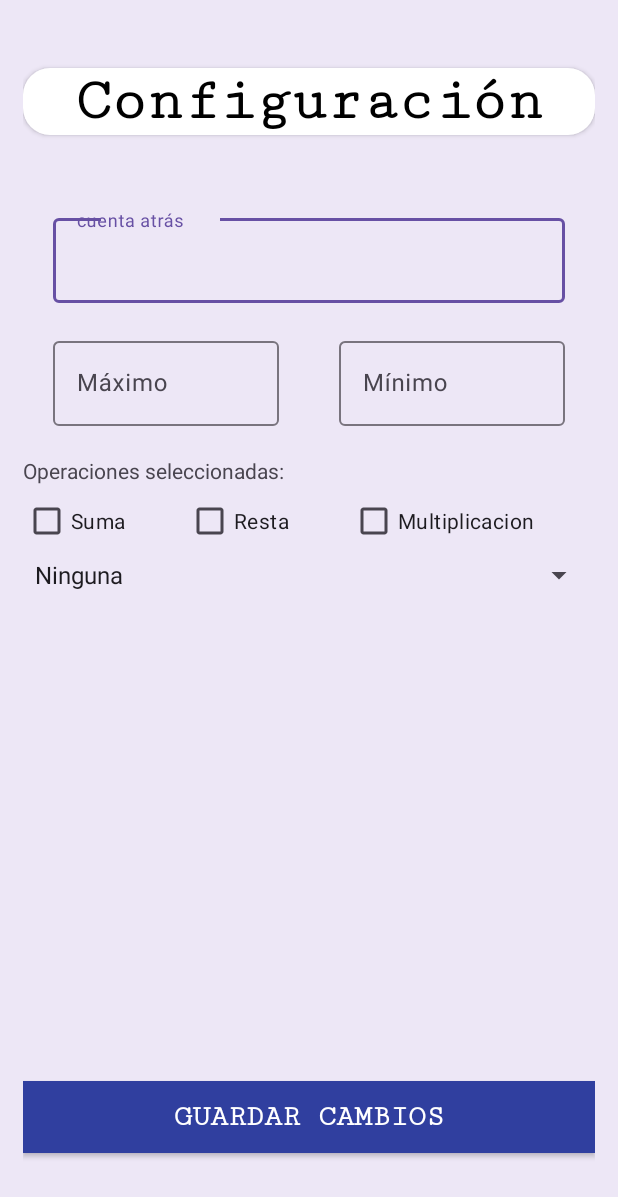
After one commit to Requena05/Practica-PM-FranciscoRequena-Sanchez, an Android app: the AjustesCalculatronActivity2 screen opened directly, with no data from a screen before it, on a phone screen of 412 x 824 dp. The commit adds this screen. Shown: the top 1197 px of the screen. Run offline under Robolectric (Android 15) with nearby library versions, the phone set to English and light mode, and no system bars.

Commit message:
feat: Implement Calculatron basic structure and enhance Memorytron UI
This commit introduces the basic structure for the Calculatron game and improves the UI of Memorytron:

- **Calculatron:** Adds activities for Calculatron's main screen, game play, settings, and game history.
- **Calculatron:** Implements basic navigation between these activities.
- **Calculatron:** Adds SharedPreferences to store game settings.
- **Memorytron:** Improves the UI by changing the
 background color, adding rounded borders to elements, and updating the app icon.
- **Memorytron:** Makes the Memorytron game screen more visually appealing with improved card design.
- **Memorytron:** Adds visual feedback for losing lives during the game.
- **Memorytron:** Disables card clicks when the game is over and provides a restart button.
- **General:** Updates dependencies, including adding the ViewModel library.
- **General:** Removes unnecessary elements from the game selector activity.
- **General:** Improves overall UI elements in both games, making them more polished.

```diff
--- a/app/build.gradle.kts
+++ b/app/build.gradle.kts
@@ -42,6 +42,7 @@ dependencies {
     implementation(libs.material)
     implementation(libs.androidx.activity)
     implementation(libs.androidx.constraintlayout)
+    implementation(libs.viewmodel)
     testImplementation(libs.junit)
     androidTestImplementation(libs.androidx.junit)
     androidTestImplementation(libs.androidx.espresso.core)
--- /dev/null
+++ b/app/src/main/java/com/example/practica_pm_franciscorequena_sanchez/AjustesCalculatronActivity2.kt
@@ -0,0 +1,57 @@
+package com.example.practica_pm_franciscorequena_sanchez
+
+import android.content.SharedPreferences
+import android.os.Bundle
+import android.widget.ArrayAdapter
+import android.widget.CheckBox
+import android.widget.Spinner
+import androidx.activity.enableEdgeToEdge
+import androidx.appcompat.app.AppCompatActivity
+import androidx.appcompat.widget.AppCompatButton
+import androidx.core.view.ViewCompat
+import androidx.core.view.WindowInsetsCompat
+import com.google.android.material.textfield.TextInputEditText
+
+class AjustesCalculatronActivity2 : AppCompatActivity() {
+    private lateinit var animaciones: Spinner
+    private lateinit var suma: CheckBox
+    private lateinit var resta: CheckBox
+    private lateinit var multiplicacion: CheckBox
+    private lateinit var maximo: TextInputEditText
+    private lateinit var minimo: TextInputEditText
+    private lateinit var cuentaatras: TextInputEditText
+    private lateinit var guardar: AppCompatButton
+
+    override fun onCreate(savedInstanceState: Bundle?) {
+        super.onCreate(savedInstanceState)
+
+        setContentView(R.layout.activity_ajustes_calculatron2)
+        animaciones = findViewById(R.id.animaciones)
+        suma = findViewById(R.id.suma)
+        resta = findViewById(R.id.Resta)
+        multiplicacion = findViewById(R.id.Multiplicacion)
+        maximo = findViewById(R.id.maximo)
+        minimo = findViewById(R.id.minimo)
+        cuentaatras = findViewById(R.id.cuentaatras)
+        guardar = findViewById(R.id.guardar)
+
+        val animacion= arrayOf("Ninguna","Animacion1","Animacion2","Animacion3")
+        animaciones.adapter=ArrayAdapter(this,android.R.layout.simple_spinner_item,animacion)
+        guardar.setOnClickListener {
+            val sharedPreferences = getSharedPreferences("Ajustes", MODE_PRIVATE)
+            val editor = sharedPreferences.edit()
+            editor.putString("animacion", animaciones.selectedItem.toString())
+            editor.putBoolean("suma", suma.isChecked)
+            editor.putBoolean("resta", resta.isChecked)
+            editor.putBoolean("multiplicacion", multiplicacion.isChecked)
+            editor.putString("maximo", maximo.text.toString())
+            editor.putString("minimo", minimo.text.toString())
+            editor.putString("cuentaatras", cuentaatras.text.toString())
+            editor.apply()
+            finish()
+
+
+        }
+    }
+
+}
--- /dev/null
+++ b/app/src/main/res/drawable/bordesconcolor.xml
@@ -0,0 +1,5 @@
+<?xml version="1.0" encoding="utf-8"?>
+<shape xmlns:android="http://schemas.android.com/apk/res/android">
+    <solid android:color="#E8EAF6" />  <!-- Background color -->
+    <corners android:radius="18dp" />  <!-- Corner radius -->
+</shape>
--- /dev/null
+++ b/app/src/main/res/drawable/bordesredondos.xml
@@ -0,0 +1,5 @@
+<?xml version="1.0" encoding="utf-8"?>
+<shape xmlns:android="http://schemas.android.com/apk/res/android">
+    <solid android:color="@color/white" />  <!-- Background color -->
+    <corners android:radius="18dp" />  <!-- Corner radius -->
+</shape>
--- /dev/null
+++ b/app/src/main/res/layout/activity_ajustes_calculatron2.xml
@@ -0,0 +1,171 @@
+<?xml version="1.0" encoding="utf-8"?>
+<androidx.constraintlayout.widget.ConstraintLayout xmlns:android="http://schemas.android.com/apk/res/android"
+    xmlns:app="http://schemas.android.com/apk/res-auto"
+    xmlns:tools="http://schemas.android.com/tools"
+    android:id="@+id/main"
+    android:layout_width="match_parent"
+    android:layout_height="match_parent"
+    tools:context=".AjustesCalculatronActivity2"
+    android:background="#EDE7F6"
+    android:padding="15dp"
+    >
+      <TextView
+          android:id="@+id/cabecera"
+          android:layout_width="match_parent"
+          android:layout_height="wrap_content"
+            app:layout_constraintStart_toStartOf="parent"
+            app:layout_constraintEnd_toEndOf="parent"
+            app:layout_constraintTop_toTopOf="parent"
+            android:text="Configuración"
+            android:gravity="center"
+          android:layout_marginTop="30dp"
+            android:fontFamily="serif-monospace"
+            android:textSize="40dp"
+            android:textColor="@color/black"
+            android:textFontWeight="900"
+            android:background="@drawable/bordesredondos"
+            android:elevation="2dp"
+            />
+      <com.google.android.material.textfield.TextInputLayout
+          android:id="@+id/CuentaAtras"
+          android:layout_marginTop="50dp"
+          android:layout_width="match_parent"
+          android:layout_height="wrap_content"
+          app:layout_constraintStart_toStartOf="parent"
+          app:layout_constraintEnd_toEndOf="parent"
+           app:layout_constraintTop_toBottomOf="@id/cabecera">
+            <com.google.android.material.textfield.TextInputEditText
+                android:id="@+id/cuentaatras"
+                android:layout_width="match_parent"
+                android:layout_height="wrap_content"
+                android:hint="cuenta atrás"
+                android:inputType="number"
+                android:textColorHint="@color/white"
+                android:fontFamily="sans-serif"
+                android:layout_margin="20dp"
+                />
+
+      </com.google.android.material.textfield.TextInputLayout>
+      <LinearLayout
+          android:id="@+id/maxymin"
+          android:layout_width="match_parent"
+          android:layout_height="wrap_content"
+          android:orientation="horizontal"
+          app:layout_constraintStart_toStartOf="parent"
+          app:layout_constraintEnd_toEndOf="parent"
+          app:layout_constraintTop_toBottomOf="@id/CuentaAtras"
+          >
+            <com.google.android.material.textfield.TextInputLayout
+
+                android:layout_width="wrap_content"
+                android:layout_height="wrap_content"
+                android:layout_weight="1"
+                >
+                  <com.google.android.material.textfield.TextInputEditText
+                      android:id="@+id/maximo"
+                      android:layout_width="match_parent"
+                      android:layout_height="wrap_content"
+                      android:hint="Máximo"
+                      android:inputType="number"
+                      android:textColorHint="@color/white"
+                      android:fontFamily="sans-serif"
+                      android:layout_margin="20dp"
+                      />
+
+
+            </com.google.android.material.textfield.TextInputLayout>
+            <com.google.android.material.textfield.TextInputLayout
+
+                android:layout_width="wrap_content"
+                android:layout_height="wrap_content"
+                android:layout_weight="1"
+                >
+                  <com.google.android.material.textfield.TextInputEditText
+                      android:id="@+id/minimo"
+                      android:layout_width="match_parent"
+                      android:layout_height="wrap_content"
+                      android:hint="Mínimo"
+                      android:inputType="number"
+                      android:textColorHint="@color/white"
+                      android:fontFamily="sans-serif"
+                      android:layout_margin="20dp"
+                      />
+
+
+            </com.google.android.material.textfield.TextInputLayout>
+      </LinearLayout>
+      <LinearLayout
+          android:id="@+id/operaciones"
+          android:layout_width="match_parent"
+          android:layout_height="wrap_content"
+          android:orientation="vertical"
+          app:layout_constraintStart_toStartOf="parent"
+          app:layout_constraintEnd_toEndOf="parent"
+          app:layout_constraintTop_toBottomOf="@id/maxymin"
+          >
+            <TextView
+                android:layout_width="match_parent"
+                android:layout_height="wrap_content"
+                android:text="Operaciones seleccionadas:"
+                />
+           <LinearLayout
+               android:layout_width="match_parent"
+               android:layout_height="wrap_content"
+               android:orientation="horizontal"
+               android:layout_gravity="center"
+
+               >
+                 <CheckBox
+                     android:id="@+id/suma"
+                     android:layout_width="wrap_content"
+                     android:layout_height="wrap_content"
+                     android:text="Suma"
+                     android:layout_weight="1"
+
+                     />
+                 <CheckBox
+                     android:id="@+id/Resta"
+                     android:layout_width="wrap_content"
+                     android:layout_height="wrap_content"
+                     android:text="Resta"
+                     android:layout_weight="1"
+                     />
+                 <CheckBox
+                     android:id="@+id/Multiplicacion"
+                     android:layout_width="wrap_content"
+                     android:layout_height="wrap_content"
+                     android:text="Multiplicacion"
+                     android:layout_weight="1"
+                     />
+
+           </LinearLayout>
+
+
+      </LinearLayout>
+      <Spinner
+          android:id="@+id/animaciones"
+          android:layout_width="match_parent"
+          android:layout_height="wrap_content"
+            app:layout_constraintStart_toStartOf="parent"
+            app:layout_constraintEnd_toEndOf="parent"
+            app:layout_constraintTop_toBottomOf="@id/operaciones"
+
+            />
+      <androidx.appcompat.widget.AppCompatButton
+          android:id="@+id/guardar"
+          android:layout_width="match_parent"
+          android:layout_height="wrap_content"
+            app:layout_constraintStart_toStartOf="parent"
+            app:layout_constraintEnd_toEndOf="parent"
+            app:layout_constraintBottom_toBottomOf="parent"
+            android:layout_marginBottom="40dp"
+          android:text="GUARDAR CAMBIOS"
+          android:background="#303F9F"
+          android:textColor="@color/white"
+          android:textStyle="bold"
+          android:fontFamily="serif-monospace"
+          android:textSize="20dp"
+          android:elevation="5dp"
+          />
+
+</androidx.constraintlayout.widget.ConstraintLayout>
--- a/app/src/main/res/layout/activity_main.xml
+++ b/app/src/main/res/layout/activity_main.xml
@@ -6,7 +6,7 @@
     android:layout_width="match_parent"
     android:layout_height="match_parent"
     tools:context=".MainActivity"
-    android:background="#FFF8E1"
+    android:background="#FCE4EC"
     android:padding="15dp"
     >
     <LinearLayout
--- a/app/src/main/res/values/themes.xml
+++ b/app/src/main/res/values/themes.xml
@@ -3,6 +3,7 @@
     <style name="Base.Theme.PracticaPMFranciscoRequenaSanchez" parent="Theme.Material3.DayNight.NoActionBar">
         <!-- Customize your light theme here. -->
         <!-- <item name="colorPrimary">@color/my_light_primary</item> -->
+        <item name="android:windowAnimationStyle">@null</item>
     </style>
 
     <style name="Theme.PracticaPMFranciscoRequenaSanchez" parent="Base.Theme.PracticaPMFranciscoRequenaSanchez" />
--- a/gradle/libs.versions.toml
+++ b/gradle/libs.versions.toml
@@ -1,5 +1,5 @@
 [versions]
-agp = "8.7.1"
+agp = "8.7.0-alpha09"
 kotlin = "1.9.24"
 coreKtx = "1.10.1"
 junit = "4.13.2"
@@ -9,6 +9,7 @@ appcompat = "1.6.1"
 material = "1.10.0"
 activity = "1.8.0"
 constraintlayout = "2.1.4"
+viewmodel = "1.1.1"
 
 [libraries]
 androidx-core-ktx = { group = "androidx.core", name = "core-ktx", version.ref = "coreKtx" }
@@ -19,6 +20,7 @@ androidx-appcompat = { group = "androidx.appcompat", name = "appcompat", version
 material = { group = "com.google.android.material", name = "material", version.ref = "material" }
 androidx-activity = { group = "androidx.activity", name = "activity", version.ref = "activity" }
 androidx-constraintlayout = { group = "androidx.constraintlayout", name = "constraintlayout", version.ref = "constraintlayout" }
+viewmodel = { group = "android.arch.lifecycle", name = "viewmodel", version.ref = "viewmodel" }
 
 [plugins]
 android-application = { id = "com.android.application", version.ref = "agp" }
```
Also changed, not shown: app/src/main/AndroidManifest.xml (+13 -3 lines), app/src/main/java/com/example/practica_pm_franciscorequena_sanchez/CalculatronActivity2.kt (added, +49 -0 lines), app/src/main/java/com/example/practica_pm_franciscorequena_sanchez/Jugar_Partidas_CalculatronActivity2.kt (added, +28 -0 lines), app/src/main/java/com/example/practica_pm_franciscorequena_sanchez/MainActivity.kt (+38 -25 lines), app/src/main/java/com/example/practica_pm_franciscorequena_sanchez/SelectorEjerciciosActivity2.kt (+4 -4 lines), app/src/main/res/layout/activity_calculatron2.xml (added, +100 -0 lines), app/src/main/res/layout/activity_jugar_partidas_calculatron2.xml (added, +122 -0 lines), app/src/main/res/layout/activity_selector_ejercicios2.xml (+5 -2 lines), app/src/main/res/drawable/calculatron.png (added), app/src/main/res/drawable/logocalculator.png (added), app/src/main/res/drawable/memorytron.png (added).
